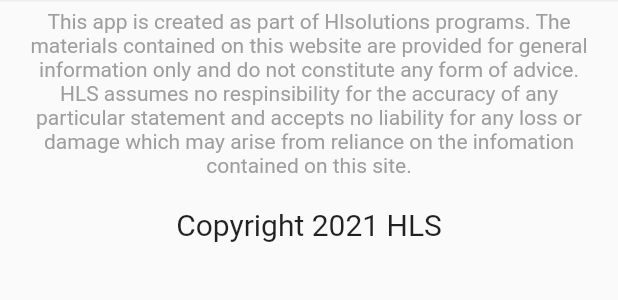
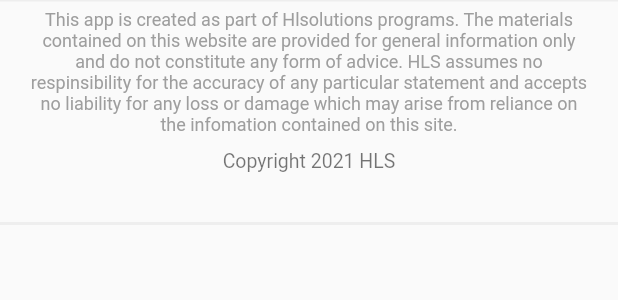
Before and after one commit to TranNgocVy/TestOfZenSCompany, a Flutter app: the Footer widget shown alone on an empty page, opened directly, on a phone screen of 412 x 824 dp. Shown: the top 300 px of the screen. Run offline on Flutter 3.47's test engine with Material 2 defaults, Android fonts, the phone set to English and light mode, and no system bars; our stand-ins replace sqflite; accounts and stored records are empty.

Commit message:
update button, coclor, size

```diff
--- a/lib/Mobile/Component/Footer.dart
+++ b/lib/Mobile/Component/Footer.dart
@@ -5,6 +5,7 @@ class Footer extends StatelessWidget{
   @override
   Widget build(BuildContext context) {
     return Container(
+      height: 150,
       padding: EdgeInsets.fromLTRB(20,5,20,10),
       decoration: BoxDecoration(
         border: Border(
@@ -23,7 +24,7 @@ class Footer extends StatelessWidget{
                   "${Const.DESCRIPTION}",
                   style: TextStyle(
                     color: Colors.grey,
-                    fontSize: Const.COMMENTSIZE,
+                    fontSize: 12,
                   ),
                   textAlign: TextAlign.center,
 
@@ -31,7 +32,7 @@ class Footer extends StatelessWidget{
               )
             ],
           ),
-          SizedBox(height: 20),
+          SizedBox(height: 10),
           Row(
             mainAxisAlignment: MainAxisAlignment.center,
             children: [
@@ -39,8 +40,8 @@ class Footer extends StatelessWidget{
                 child: Text(
                   "${Const.COPYRIGHT}",
                   style: TextStyle(
-                    color: Colors.black87,
-                    fontSize: Const.TITLESIZE,
+                    color: Colors.black54,
+                    fontSize: 13,
                   ),
                   textAlign: TextAlign.center,
 
--- a/lib/Mobile/Const/Const.dart
+++ b/lib/Mobile/Const/Const.dart
@@ -1,10 +1,6 @@
 class Const{
-  static int id = 10;
   static String DESCRIPTION = "This app is created as part of Hlsolutions programs. The materials contained on this website are provided for general information only and do not constitute any form of advice. HLS assumes no respinsibility for the accuracy of any particular statement and accepts no liability for any loss or damage which may arise from reliance on the infomation contained on this site.";
   static String COPYRIGHT = "Copyright 2021 HLS";
-  static double TITLESIZE = 20;
-  static double CONTENTSIZE = 16;
-  static double COMMENTSIZE = 14;
   static List<String> JOKESCONTENT = ["A child asked his father, \"How were people born?\" So his father said, \"Adam and Eve made babies, then their babies became adults and made babies, and so on.\" The child then went to his mother, asked her the same question and she told him, \"We were monkeys then we evolved to become like we are now.\" The child ran back to his father and said, \"You lied to me!\" His father replied, \"No, your mom was talking about her side of the family.",
                                       "Teacher: \"Kids,what does the chicken give you?\" Student: \"Meat!\" Teacher: \"Very good! Now what does the pig give you?\" Student: \"Bacon!\" Teacher: \"Great! And what does the fat cow give you?\" Student: \"Homework!",
                                       "The teacher asked Jimmy, \"Why is your cat at school today Jimmy?\" Jimmy replied crying, \"Because I heard my daddy tell my mommy, 'I am going to eat that pussy once Jimmy leaves for school today!'",
```
Also changed, not shown: lib/Mobile/Component/Header.dart (+6 -6 lines), lib/Mobile/main.dart (+41 -12 lines).
